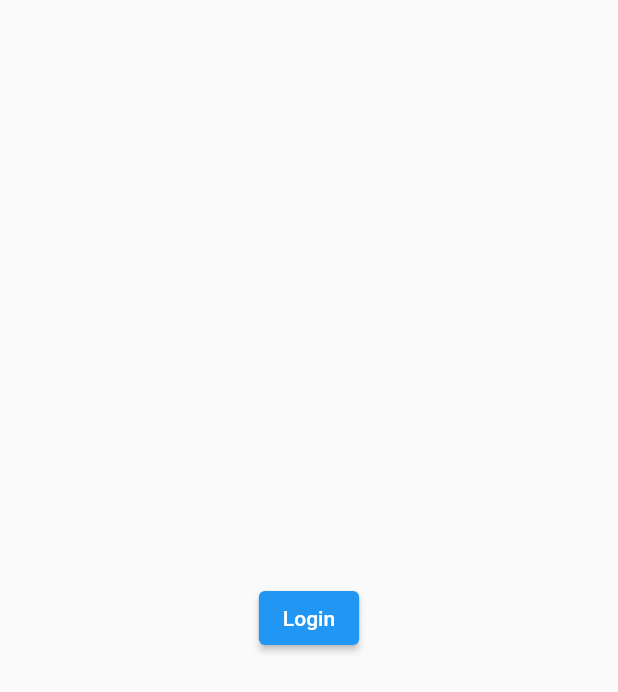
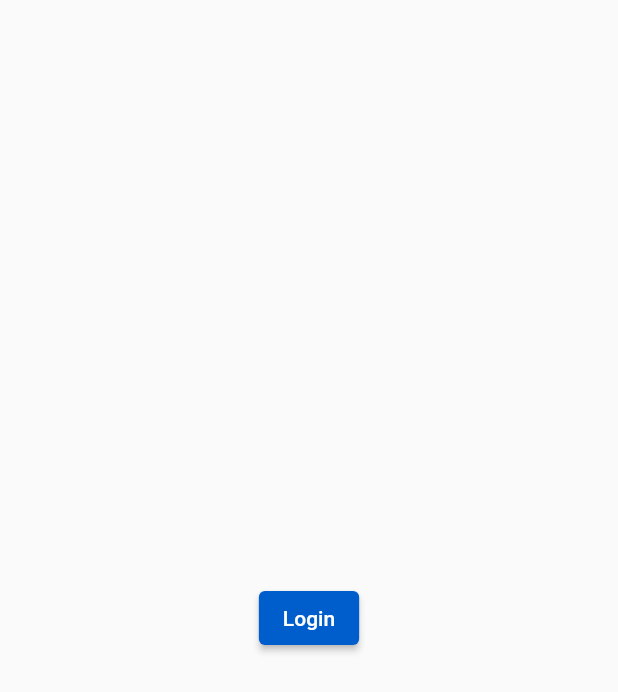
Before and after one commit to strollplanner/app, a Flutter app: the screen it shows after launch, on a phone screen of 412 x 824 dp. Shown: the top 692 px of the screen. Run offline on Flutter 3.47's test engine with Material 2 defaults, Android fonts, the phone set to English and light mode, and no system bars; our stand-ins replace permission_handler, uni_links; missing offline and left inert: background_location; accounts and stored records are empty.

Commit message:
Reorganize code

```diff
--- a/lib/pages/root.dart
+++ b/lib/pages/root.dart
@@ -1,43 +1,49 @@
+import 'package:provider/provider.dart';
 import 'package:strollplanner_tracker/pages/organizations.dart';
 import 'package:strollplanner_tracker/services/auth.dart';
-import 'package:provider/provider.dart';
 import 'package:flutter/material.dart';
-import 'package:strollplanner_tracker/pages/login.dart';
 
-class RootPage extends StatefulWidget {
-  @override
-  State<RootPage> createState() => _RootPageState();
+Widget build() {
+  return ChangeNotifierProvider<AuthService>(
+    child: RootPage(),
+    create: (context) => AuthService(context),
+  );
 }
 
-class _RootPageState extends State<RootPage> {
+class RootPage extends StatelessWidget {
+  MaterialColor createMaterialColor(Color color) {
+    List strengths = <double>[.05];
+    Map swatch = <int, Color>{};
+    final int r = color.red, g = color.green, b = color.blue;
+
+    for (int i = 1; i < 10; i++) {
+      strengths.add(0.1 * i);
+    }
+    strengths.forEach((strength) {
+      final double ds = 0.5 - strength;
+      swatch[(strength * 1000).round()] = Color.fromRGBO(
+        r + ((ds < 0 ? r : (255 - r)) * ds).round(),
+        g + ((ds < 0 ? g : (255 - g)) * ds).round(),
+        b + ((ds < 0 ? b : (255 - b)) * ds).round(),
+        1,
+      );
+    });
+    return MaterialColor(color.value, swatch);
+  }
+
   // This widget is the root of your application.
   @override
   Widget build(BuildContext context) {
     return MaterialApp(
       title: 'StrollPlanner',
       theme: ThemeData(
-        primarySwatch: Colors.blue,
+        primarySwatch: createMaterialColor(Color(0xFF005DCC)),
         // This makes the visual density adapt to the platform that you run
         // the app on. For desktop platforms, the controls will be smaller and
         // closer together (more dense) than on mobile platforms.
         visualDensity: VisualDensity.adaptivePlatformDensity,
       ),
-      home: FutureBuilder(
-        // get the Provider, and call the getUser method
-        future: Provider.of<AuthService>(context).getUser(),
-        // wait for the future to resolve and render the appropriate
-        // widget for HomePage or LoginPage
-        builder: (context, AsyncSnapshot snapshot) {
-          if (snapshot.connectionState == ConnectionState.done) {
-            return snapshot.hasData ? OrganizationsPage() : LoginPage();
-          } else {
-            return Material(
-                child: Column(
-              children: [CircularProgressIndicator()],
-            ));
-          }
-        },
-      ),
+      home: AuthWidget(OrganizationsPage()),
     );
   }
 }
--- a/lib/pages/routes.dart
+++ b/lib/pages/routes.dart
@@ -1,7 +1,5 @@
 import 'package:flutter/material.dart';
-import 'package:provider/provider.dart';
 import 'package:strollplanner_tracker/pages/track.dart';
-import 'package:strollplanner_tracker/services/auth.dart';
 import 'package:strollplanner_tracker/services/gql.dart';
 
 class RoutesPage extends StatefulWidget {
@@ -77,9 +75,8 @@ class _RoutesPageState extends State<RoutesPage> {
       this.routes = null;
     });
 
-    var token = Provider.of<AuthService>(context, listen: false).token;
-
     var res = await request(
+        context,
         """
     query Organizations(\$orgId: ID!) {
       organization(id: \$orgId) {
@@ -94,7 +91,6 @@ class _RoutesPageState extends State<RoutesPage> {
       }
     }
     """,
-        token,
         routesFromJson,
         variables: {"orgId": this.orgId});
 
--- a/lib/services/auth.dart
+++ b/lib/services/auth.dart
@@ -1,5 +1,7 @@
 import 'dart:async';
 import 'package:flutter/material.dart';
+import 'package:provider/provider.dart';
+import 'package:strollplanner_tracker/pages/login.dart';
 import 'package:strollplanner_tracker/services/gql.dart';
 import 'package:uni_links/uni_links.dart';
 
@@ -33,13 +35,46 @@ class ViewerData {
   }
 }
 
+class AuthWidget extends StatelessWidget {
+  final Widget child;
+
+  AuthWidget(this.child);
+
+  @override
+  Widget build(BuildContext context) {
+    return FutureBuilder(
+      // get the Provider, and call the getUser method
+      future: AuthService.of(context).getUser(),
+      // wait for the future to resolve and render the appropriate
+      // widget for HomePage or LoginPage
+      builder: (context, AsyncSnapshot snapshot) {
+        if (snapshot.connectionState == ConnectionState.done) {
+          return snapshot.hasData ? child : LoginPage();
+        } else {
+          return Material(
+              child: Column(
+            children: [CircularProgressIndicator()],
+          ));
+        }
+      },
+    );
+  }
+}
+
 class AuthService with ChangeNotifier {
+  BuildContext context;
+
+  AuthService(this.context) {
+    initUriUniLinks();
+  }
+
   StreamSubscription _sub;
+
   User currentUser;
   var token;
 
-  AuthService() {
-    initUriUniLinks();
+  static AuthService of(BuildContext context, {bool listen = true}) {
+    return Provider.of<AuthService>(context, listen: listen);
   }
 
   Future getUser() {
@@ -53,26 +88,36 @@ class AuthService with ChangeNotifier {
     return Future.value(null);
   }
 
-  Future login({String token}) async {
-    var res = await request<ViewerData>("""
+  Future login(String token, User user) async {
+    this.token = token;
+    this.currentUser = user;
+    notifyListeners();
+    return Future.value(currentUser);
+  }
+
+  void loginRequest(String token) async {
+    var res = await request<ViewerData>(
+        context,
+        """
     query {
       viewer {
         id
         email
       }
     }
-""", token, (m) => ViewerData.fromJson(m));
+""",
+        (m) => ViewerData.fromJson(m),
+        token: token);
 
-    if (res.data.viewer == null) {
+    var viewer = res.data.viewer;
+
+    if (viewer == null) {
       print("viewer is null");
 
       return logout();
     }
 
-    this.token = token;
-    this.currentUser = res.data.viewer;
-    notifyListeners();
-    return Future.value(currentUser);
+    login(token, viewer);
   }
 
   @override
@@ -86,7 +131,7 @@ class AuthService with ChangeNotifier {
       case "login":
         var token = uri.queryParameters["token"];
 
-        login(token: token);
+        loginRequest(token);
         break;
       default:
         print("Unhandled uri: $uri");
@@ -99,7 +144,7 @@ class AuthService with ChangeNotifier {
     //   handleUri(uri);
     // }
 
-    getUriLinksStream().listen((Uri uri) {
+    _sub = getUriLinksStream().listen((Uri uri) {
       handleUri(uri);
     }, onError: (err) {
       print('uri err: $err');
```
Also changed, not shown: lib/main.dart (+1 -6 lines), lib/pages/organizations.dart (+6 -6 lines), lib/pages/track.dart (+3 -8 lines), lib/services/gql.dart (+16 -6 lines).
